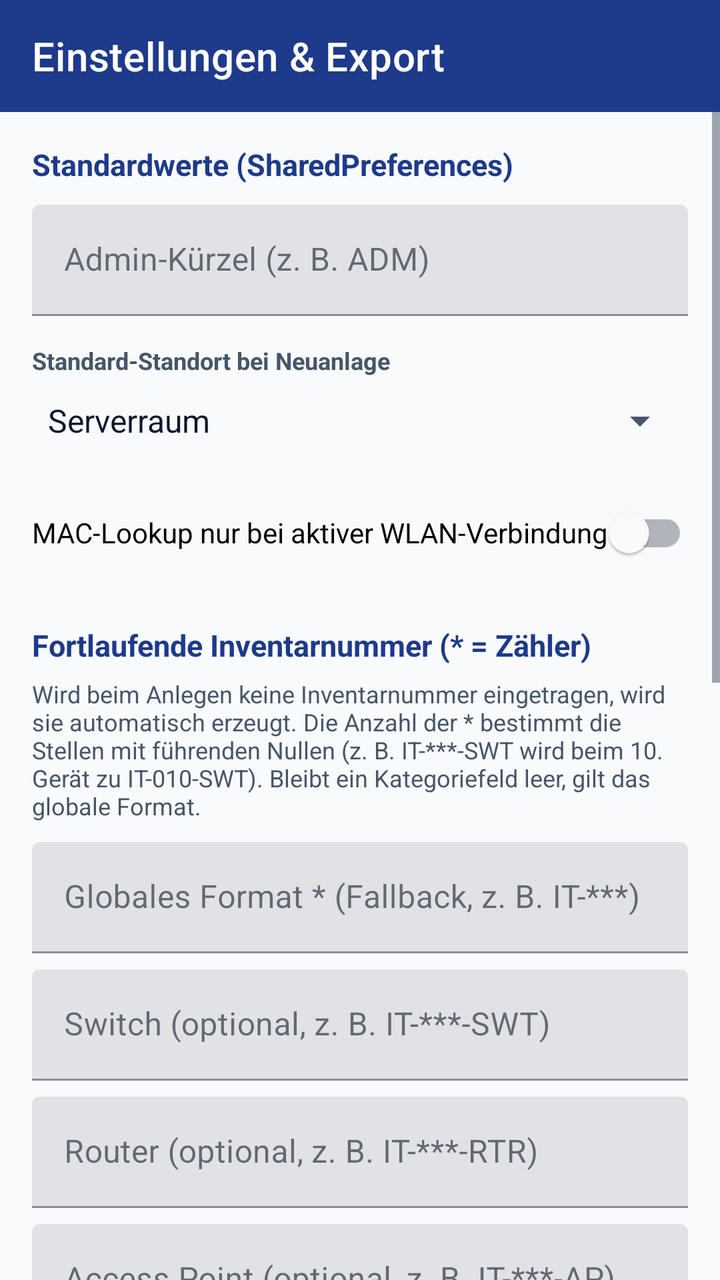
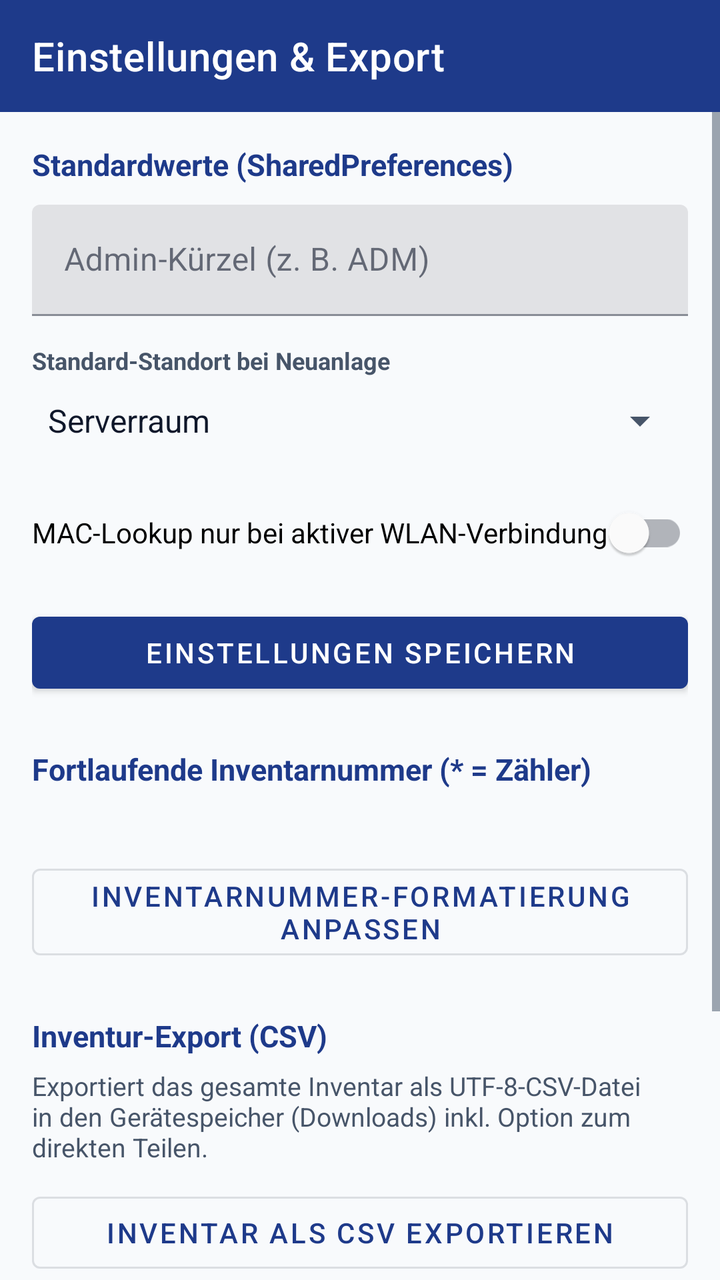

Compare the two renders of this Android layout. The source of the first and the diff that turns it into the second are given below.
<!-- AndroidManifest.xml: application theme Theme.RackVault -->
<!-- res/layout/activity_settings.xml -->
<?xml version="1.0" encoding="utf-8"?>
<LinearLayout xmlns:android="http://schemas.android.com/apk/res/android"
    xmlns:app="http://schemas.android.com/apk/res-auto"
    android:id="@+id/rootSettings"
    android:layout_width="match_parent"
    android:layout_height="match_parent"
    android:background="?android:attr/colorBackground"
    android:orientation="vertical">

    <com.google.android.material.appbar.MaterialToolbar
        android:id="@+id/toolbar"
        android:layout_width="match_parent"
        android:layout_height="?attr/actionBarSize"
        android:background="?attr/colorPrimary"
        app:navigationIconTint="?attr/colorOnPrimary"
        app:title="@string/title_settings"
        app:titleTextColor="?attr/colorOnPrimary" />

    <ScrollView
        android:layout_width="match_parent"
        android:layout_height="0dp"
        android:layout_weight="1"
        android:fillViewport="true">

        <LinearLayout
            android:layout_width="match_parent"
            android:layout_height="wrap_content"
            android:orientation="vertical"
            android:padding="16dp">

            
            <TextView
                android:layout_width="match_parent"
                android:layout_height="wrap_content"
                android:text="@string/section_defaults_title"
                android:textColor="?attr/colorPrimary"
                android:textSize="15sp"
                android:textStyle="bold" />

            <com.google.android.material.textfield.TextInputLayout
                android:layout_width="match_parent"
                android:layout_height="wrap_content"
                android:layout_marginTop="10dp"
                android:hint="@string/hint_admin_code">

                <com.google.android.material.textfield.TextInputEditText
                    android:id="@+id/etAdminCode"
                    android:layout_width="match_parent"
                    android:layout_height="wrap_content"
                    android:inputType="textCapCharacters"
                    android:maxLines="1" />

            </com.google.android.material.textfield.TextInputLayout>

            <TextView
                android:layout_width="wrap_content"
                android:layout_height="wrap_content"
                android:layout_marginTop="14dp"
                android:text="@string/label_default_location"
                android:textColor="?android:attr/textColorSecondary"
                android:textSize="12sp"
                android:textStyle="bold" />

            <Spinner
                android:id="@+id/spDefaultLocation"
                android:layout_width="match_parent"
                android:layout_height="44dp"
                android:entries="@array/locations_array" />

            <com.google.android.material.switchmaterial.SwitchMaterial
                android:id="@+id/swWifiOnlyLookup"
                android:layout_width="match_parent"
                android:layout_height="wrap_content"
                android:layout_marginTop="10dp"
                android:text="@string/switch_wifi_only_label" />

            
            <TextView
                android:layout_width="match_parent"
                android:layout_height="wrap_content"
                android:layout_marginTop="22dp"
                android:text="@string/section_inv_pattern_title"
                android:textColor="?attr/colorPrimary"
                android:textSize="15sp"
                android:textStyle="bold" />

            <TextView
                android:layout_width="match_parent"
                android:layout_height="wrap_content"
                android:layout_marginTop="6dp"
                android:text="@string/inv_pattern_description"
                android:textColor="?android:attr/textColorSecondary"
                android:textSize="12sp" />

            <com.google.android.material.textfield.TextInputLayout
                android:layout_width="match_parent"
                android:layout_height="wrap_content"
                android:layout_marginTop="10dp"
                android:hint="@string/hint_inv_pattern_global">

                <com.google.android.material.textfield.TextInputEditText
                    android:id="@+id/etInvPatternGlobal"
                    android:layout_width="match_parent"
                    android:layout_height="wrap_content"
                    android:inputType="textCapCharacters|textNoSuggestions"
                    android:maxLines="1" />

            </com.google.android.material.textfield.TextInputLayout>

            <com.google.android.material.textfield.TextInputLayout
                android:layout_width="match_parent"
                android:layout_height="wrap_content"
                android:layout_marginTop="8dp"
                android:hint="@string/hint_inv_pattern_switch">

                <com.google.android.material.textfield.TextInputEditText
                    android:id="@+id/etInvPatternSwitch"
                    android:layout_width="match_parent"
                    android:layout_height="wrap_content"
                    android:inputType="textCapCharacters|textNoSuggestions"
                    android:maxLines="1" />

            </com.google.android.material.textfield.TextInputLayout>

            <com.google.android.material.textfield.TextInputLayout
                android:layout_width="match_parent"
                android:layout_height="wrap_content"
                android:layout_marginTop="8dp"
                android:hint="@string/hint_inv_pattern_router">

                <com.google.android.material.textfield.TextInputEditText
                    android:id="@+id/etInvPatternRouter"
                    android:layout_width="match_parent"
                    android:layout_height="wrap_content"
                    android:inputType="textCapCharacters|textNoSuggestions"
                    android:maxLines="1" />

            </com.google.android.material.textfield.TextInputLayout>

            <com.google.android.material.textfield.TextInputLayout
                android:layout_width="match_parent"
                android:layout_height="wrap_content"
                android:layout_marginTop="8dp"
                android:hint="@string/hint_inv_pattern_ap">

                <com.google.android.material.textfield.TextInputEditText
                    android:id="@+id/etInvPatternAp"
                    android:layout_width="match_parent"
                    android:layout_height="wrap_content"
                    android:inputType="textCapCharacters|textNoSuggestions"
                    android:maxLines="1" />

            </com.google.android.material.textfield.TextInputLayout>

            <com.google.android.material.textfield.TextInputLayout
                android:layout_width="match_parent"
                android:layout_height="wrap_content"
                android:layout_marginTop="8dp"
                android:hint="@string/hint_inv_pattern_laptop">

                <com.google.android.material.textfield.TextInputEditText
                    android:id="@+id/etInvPatternLaptop"
                    android:layout_width="match_parent"
                    android:layout_height="wrap_content"
                    android:inputType="textCapCharacters|textNoSuggestions"
                    android:maxLines="1" />

            </com.google.android.material.textfield.TextInputLayout>

            <com.google.android.material.textfield.TextInputLayout
                android:layout_width="match_parent"
                android:layout_height="wrap_content"
                android:layout_marginTop="8dp"
                android:hint="@string/hint_inv_pattern_cable">

                <com.google.android.material.textfield.TextInputEditText
                    android:id="@+id/etInvPatternCable"
                    android:layout_width="match_parent"
                    android:layout_height="wrap_content"
                    android:inputType="textCapCharacters|textNoSuggestions"
                    android:maxLines="1" />

            </com.google.android.material.textfield.TextInputLayout>

            <com.google.android.material.textfield.TextInputLayout
                android:layout_width="match_parent"
                android:layout_height="wrap_content"
                android:layout_marginTop="8dp"
                android:hint="@string/hint_inv_pattern_other">

                <com.google.android.material.textfield.TextInputEditText
                    android:id="@+id/etInvPatternOther"
                    android:layout_width="match_parent"
                    android:layout_height="wrap_content"
                    android:inputType="textCapCharacters|textNoSuggestions"
                    android:maxLines="1" />

            </com.google.android.material.textfield.TextInputLayout>

            <com.google.android.material.button.MaterialButton
                android:id="@+id/btnSaveSettings"
                android:layout_width="match_parent"
                android:layout_height="wrap_content"
                android:layout_marginTop="14dp"
                android:text="@string/btn_save_settings" />

            
            <TextView
                android:layout_width="match_parent"
                android:layout_height="wrap_content"
                android:layout_marginTop="24dp"
                android:text="@string/section_export_title"
                android:textColor="?attr/colorPrimary"
                android:textSize="15sp"
                android:textStyle="bold" />

            <TextView
                android:layout_width="match_parent"
                android:layout_height="wrap_content"
                android:layout_marginTop="6dp"
                android:text="@string/export_description"
                android:textColor="?android:attr/textColorSecondary"
                android:textSize="13sp" />

            <com.google.android.material.button.MaterialButton
                android:id="@+id/btnExportCsv"
                style="@style/Widget.MaterialComponents.Button.OutlinedButton"
                android:layout_width="match_parent"
                android:layout_height="wrap_content"
                android:layout_marginTop="10dp"
                android:text="@string/btn_export_csv" />

            
            <TextView
                android:layout_width="match_parent"
                android:layout_height="wrap_content"
                android:layout_marginTop="24dp"
                android:text="@string/section_maintenance_title"
                android:textColor="?attr/colorPrimary"
                android:textSize="15sp"
                android:textStyle="bold" />

            <com.google.android.material.button.MaterialButton
                android:id="@+id/btnLoadDemoData"
                style="@style/Widget.MaterialComponents.Button.OutlinedButton"
                android:layout_width="match_parent"
                android:layout_height="wrap_content"
                android:layout_marginTop="10dp"
                android:text="@string/btn_load_demo_data" />

            <com.google.android.material.button.MaterialButton
                android:id="@+id/btnResetDatabase"
                style="@style/Widget.MaterialComponents.Button.OutlinedButton"
                android:layout_width="match_parent"
                android:layout_height="wrap_content"
                android:layout_marginTop="8dp"
                android:text="@string/btn_reset_database"
                android:textColor="@color/status_defect_text"
                app:strokeColor="@color/status_defect_text" />

        </LinearLayout>

    </ScrollView>

</LinearLayout>
<!-- resources referenced by this layout -->
<resources>
  <string-array name="locations_array">
          <item>Serverraum</item>
          <item>Lager</item>
          <item>Büro IT</item>
          <item>Schulungsraum</item>
          <item>Raum B102</item>
      </string-array>
  <color name="status_defect_text">#DC2626</color>
  <string name="btn_export_csv">Inventar als CSV exportieren</string>
  <string name="btn_load_demo_data">Demo-Daten laden</string>
  <string name="btn_reset_database">Datenbank zurücksetzen</string>
  <string name="btn_save_settings">Einstellungen speichern</string>
  <string name="export_description">Exportiert das gesamte Inventar als UTF-8-CSV-Datei in den Gerätespeicher (Downloads) inkl. Option zum direkten Teilen.</string>
  <string name="hint_admin_code">Admin-Kürzel (z. B. ADM)</string>
  <string name="hint_inv_pattern_ap">Access Point (optional, z. B. IT-***-AP)</string>
  <string name="hint_inv_pattern_cable">Kabel/Zubehör (optional, z. B. IT-***-ZUB)</string>
  <string name="hint_inv_pattern_global">Globales Format * (Fallback, z. B. IT-***)</string>
  <string name="hint_inv_pattern_laptop">Laptop (optional, z. B. IT-***-NB)</string>
  <string name="hint_inv_pattern_other">Sonstiges (optional, z. B. IT-***-DIV)</string>
  <string name="hint_inv_pattern_router">Router (optional, z. B. IT-***-RTR)</string>
  <string name="hint_inv_pattern_switch">Switch (optional, z. B. IT-***-SWT)</string>
  <string name="inv_pattern_description">Wird beim Anlegen keine Inventarnummer eingetragen, wird sie automatisch erzeugt. Die Anzahl der * bestimmt die Stellen mit führenden Nullen (z. B. IT-***-SWT wird beim 10. Gerät zu IT-010-SWT). Bleibt ein Kategoriefeld leer, gilt das globale Format.</string>
  <string name="label_default_location">Standard-Standort bei Neuanlage</string>
  <string name="section_defaults_title">Standardwerte (SharedPreferences)</string>
  <string name="section_export_title">Inventur-Export (CSV)</string>
  <string name="section_inv_pattern_title">Fortlaufende Inventarnummer (* = Zähler)</string>
  <string name="section_maintenance_title">Datenbank &amp; Demo-Daten</string>
  <string name="switch_wifi_only_label">MAC-Lookup nur bei aktiver WLAN-Verbindung</string>
  <string name="title_settings">Einstellungen &amp; Export</string>
  <style name="Theme.RackVault" parent="Theme.MaterialComponents.DayNight.NoActionBar">
          <item name="colorPrimary">@color/primary_blue</item>
          <item name="colorPrimaryVariant">@color/primary_blue_dark</item>
          <item name="colorOnPrimary">@color/on_primary</item>
  
          <item name="colorSecondary">@color/primary_blue_light</item>
          <item name="colorSecondaryVariant">@color/secondary_slate</item>
          <item name="colorOnSecondary">@color/on_primary</item>
  
          <item name="android:colorBackground">@color/surface_background</item>
          <item name="colorSurface">@color/surface_card</item>
          <item name="colorOnSurface">@color/text_primary</item>
          <item name="android:textColorPrimary">@color/text_primary</item>
          <item name="android:textColorSecondary">@color/text_secondary</item>
  
          <item name="android:statusBarColor">@color/primary_blue_dark</item>
      </style>
  <color name="primary_blue">#1E3A8A</color>
  <color name="primary_blue_dark">#172554</color>
  <color name="on_primary">#FFFFFF</color>
  <color name="primary_blue_light">#2563EB</color>
  <color name="secondary_slate">#334155</color>
  <color name="surface_background">#F8FAFC</color>
  <color name="surface_card">#FFFFFF</color>
  <color name="text_primary">#0F172A</color>
  <color name="text_secondary">#475569</color>
</resources>

<!-- the commit's change to res/layout/activity_settings.xml (unified diff, before → after) -->
@@ -74,135 +74,38 @@
                 android:layout_marginTop="10dp"
                 android:text="@string/switch_wifi_only_label" />
 
+            <com.google.android.material.button.MaterialButton
+                android:id="@+id/btnSaveSettings"
+                android:layout_width="match_parent"
+                android:layout_height="wrap_content"
+                android:layout_marginTop="12dp"
+                android:text="@string/btn_save_settings" />
+
             
             <TextView
                 android:layout_width="match_parent"
                 android:layout_height="wrap_content"
-                android:layout_marginTop="22dp"
+                android:layout_marginTop="24dp"
                 android:text="@string/section_inv_pattern_title"
                 android:textColor="?attr/colorPrimary"
                 android:textSize="15sp"
                 android:textStyle="bold" />
 
             <TextView
+                android:id="@+id/tvInvPatternSummary"
                 android:layout_width="match_parent"
                 android:layout_height="wrap_content"
                 android:layout_marginTop="6dp"
-                android:text="@string/inv_pattern_description"
                 android:textColor="?android:attr/textColorSecondary"
-                android:textSize="12sp" />
+                android:textSize="13sp" />
 
-            <com.google.android.material.textfield.TextInputLayout
+            <com.google.android.material.button.MaterialButton
+                android:id="@+id/btnOpenInvPatternSubmenu"
+                style="@style/Widget.MaterialComponents.Button.OutlinedButton"
                 android:layout_width="match_parent"
                 android:layout_height="wrap_content"
                 android:layout_marginTop="10dp"
-                android:hint="@string/hint_inv_pattern_global">
-
-                <com.google.android.material.textfield.TextInputEditText
-                    android:id="@+id/etInvPatternGlobal"
-                    android:layout_width="match_parent"
-                    android:layout_height="wrap_content"
-                    android:inputType="textCapCharacters|textNoSuggestions"
-                    android:maxLines="1" />
-
-            </com.google.android.material.textfield.TextInputLayout>
-
-            <com.google.android.material.textfield.TextInputLayout
-                android:layout_width="match_parent"
-                android:layout_height="wrap_content"
-                android:layout_marginTop="8dp"
-                android:hint="@string/hint_inv_pattern_switch">
-
-                <com.google.android.material.textfield.TextInputEditText
-                    android:id="@+id/etInvPatternSwitch"
-                    android:layout_width="match_parent"
-                    android:layout_height="wrap_content"
-                    android:inputType="textCapCharacters|textNoSuggestions"
-                    android:maxLines="1" />
-
-            </com.google.android.material.textfield.TextInputLayout>
-
-            <com.google.android.material.textfield.TextInputLayout
-                android:layout_width="match_parent"
-                android:layout_height="wrap_content"
-                android:layout_marginTop="8dp"
-                android:hint="@string/hint_inv_pattern_router">
-
-                <com.google.android.material.textfield.TextInputEditText
-                    android:id="@+id/etInvPatternRouter"
-                    android:layout_width="match_parent"
-                    android:layout_height="wrap_content"
-                    android:inputType="textCapCharacters|textNoSuggestions"
-                    android:maxLines="1" />
-
-            </com.google.android.material.textfield.TextInputLayout>
-
-            <com.google.android.material.textfield.TextInputLayout
-                android:layout_width="match_parent"
-                android:layout_height="wrap_content"
-                android:layout_marginTop="8dp"
-                android:hint="@string/hint_inv_pattern_ap">
-
-                <com.google.android.material.textfield.TextInputEditText
-                    android:id="@+id/etInvPatternAp"
-                    android:layout_width="match_parent"
-                    android:layout_height="wrap_content"
-                    android:inputType="textCapCharacters|textNoSuggestions"
-                    android:maxLines="1" />
-
-            </com.google.android.material.textfield.TextInputLayout>
-
-            <com.google.android.material.textfield.TextInputLayout
-                android:layout_width="match_parent"
-                android:layout_height="wrap_content"
-                android:layout_marginTop="8dp"
-                android:hint="@string/hint_inv_pattern_laptop">
-
-                <com.google.android.material.textfield.TextInputEditText
-                    android:id="@+id/etInvPatternLaptop"
-                    android:layout_width="match_parent"
-                    android:layout_height="wrap_content"
-                    android:inputType="textCapCharacters|textNoSuggestions"
-                    android:maxLines="1" />
-
-            </com.google.android.material.textfield.TextInputLayout>
-
-            <com.google.android.material.textfield.TextInputLayout
-                android:layout_width="match_parent"
-                android:layout_height="wrap_content"
-                android:layout_marginTop="8dp"
-                android:hint="@string/hint_inv_pattern_cable">
-
-                <com.google.android.material.textfield.TextInputEditText
-                    android:id="@+id/etInvPatternCable"
-                    android:layout_width="match_parent"
-                    android:layout_height="wrap_content"
-                    android:inputType="textCapCharacters|textNoSuggestions"
-                    android:maxLines="1" />
-
-            </com.google.android.material.textfield.TextInputLayout>
-
-            <com.google.android.material.textfield.TextInputLayout
-                android:layout_width="match_parent"
-                android:layout_height="wrap_content"
-                android:layout_marginTop="8dp"
-                android:hint="@string/hint_inv_pattern_other">
-
-                <com.google.android.material.textfield.TextInputEditText
-                    android:id="@+id/etInvPatternOther"
-                    android:layout_width="match_parent"
-                    android:layout_height="wrap_content"
-                    android:inputType="textCapCharacters|textNoSuggestions"
-                    android:maxLines="1" />
-
-            </com.google.android.material.textfield.TextInputLayout>
-
-            <com.google.android.material.button.MaterialButton
-                android:id="@+id/btnSaveSettings"
-                android:layout_width="match_parent"
-                android:layout_height="wrap_content"
-                android:layout_marginTop="14dp"
-                android:text="@string/btn_save_settings" />
+                android:text="@string/btn_open_inv_pattern_submenu" />
 
             
             <TextView
<!-- resource entries referenced after the edit -->
@@ -10,18 +10,11 @@
   <color name="status_defect_text">#DC2626</color>
   <string name="btn_export_csv">Inventar als CSV exportieren</string>
   <string name="btn_load_demo_data">Demo-Daten laden</string>
+  <string name="btn_open_inv_pattern_submenu">Inventarnummer-Formatierung anpassen</string>
   <string name="btn_reset_database">Datenbank zurücksetzen</string>
   <string name="btn_save_settings">Einstellungen speichern</string>
   <string name="export_description">Exportiert das gesamte Inventar als UTF-8-CSV-Datei in den Gerätespeicher (Downloads) inkl. Option zum direkten Teilen.</string>
   <string name="hint_admin_code">Admin-Kürzel (z. B. ADM)</string>
-  <string name="hint_inv_pattern_ap">Access Point (optional, z. B. IT-***-AP)</string>
-  <string name="hint_inv_pattern_cable">Kabel/Zubehör (optional, z. B. IT-***-ZUB)</string>
-  <string name="hint_inv_pattern_global">Globales Format * (Fallback, z. B. IT-***)</string>
-  <string name="hint_inv_pattern_laptop">Laptop (optional, z. B. IT-***-NB)</string>
-  <string name="hint_inv_pattern_other">Sonstiges (optional, z. B. IT-***-DIV)</string>
-  <string name="hint_inv_pattern_router">Router (optional, z. B. IT-***-RTR)</string>
-  <string name="hint_inv_pattern_switch">Switch (optional, z. B. IT-***-SWT)</string>
-  <string name="inv_pattern_description">Wird beim Anlegen keine Inventarnummer eingetragen, wird sie automatisch erzeugt. Die Anzahl der * bestimmt die Stellen mit führenden Nullen (z. B. IT-***-SWT wird beim 10. Gerät zu IT-010-SWT). Bleibt ein Kategoriefeld leer, gilt das globale Format.</string>
   <string name="label_default_location">Standard-Standort bei Neuanlage</string>
   <string name="section_defaults_title">Standardwerte (SharedPreferences)</string>
   <string name="section_export_title">Inventur-Export (CSV)</string>
